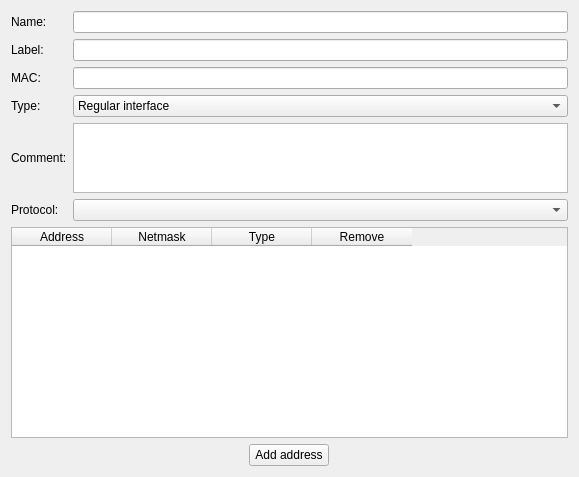
Qt form src/gui/InterfaceEditorWidget.ui (fwbuilder/fwbuilder) before a commit.
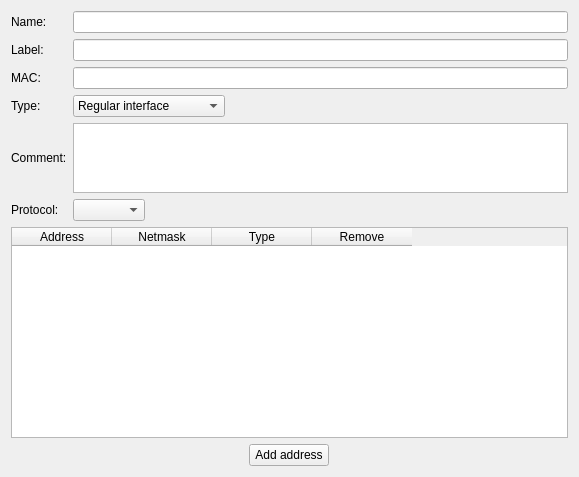
The same form after that commit.

Patch:
```diff
--- a/src/gui/InterfaceEditorWidget.ui
+++ b/src/gui/InterfaceEditorWidget.ui
@@ -90,6 +90,12 @@
      </item>
      <item row="3" column="1">
       <widget class="QComboBox" name="type">
+       <property name="sizePolicy">
+        <sizepolicy hsizetype="Maximum" vsizetype="Fixed">
+         <horstretch>0</horstretch>
+         <verstretch>0</verstretch>
+        </sizepolicy>
+       </property>
        <item>
         <property name="text">
          <string>Regular interface</string>
@@ -115,7 +121,14 @@
       </widget>
      </item>
      <item row="5" column="1">
-      <widget class="QComboBox" name="protocol"/>
+      <widget class="QComboBox" name="protocol">
+       <property name="sizePolicy">
+        <sizepolicy hsizetype="Maximum" vsizetype="Fixed">
+         <horstretch>0</horstretch>
+         <verstretch>0</verstretch>
+        </sizepolicy>
+       </property>
+      </widget>
      </item>
     </layout>
    </item>
```
